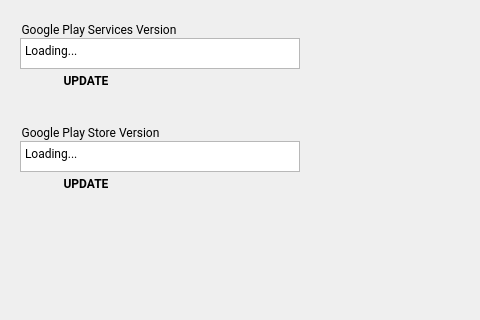
Before: the Qt Designer form android/android-emu/android/skin/qt/extended-pages/google-play-page.ui in aosp-mirror/platform_external_qemu, drawn with Qt 5; both pictures show x 0 to 480 and y 0 to 320 of the 622 by 580 pixel window.
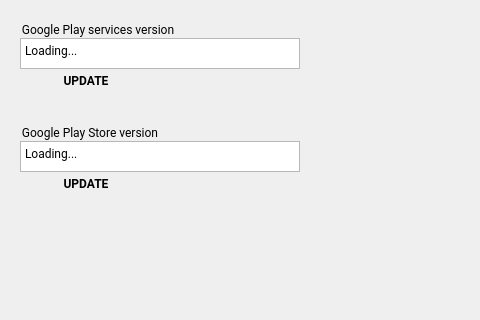
After: the same form once the commit is applied. Custom widgets are drawn as their Qt base class.

Commit message:
[UI] Adjust capitalization of Play Store and Play services
The official names are "Google Play Store" and "Google
Play services".

I also lower-cased "version".

Test: Manual

Diff of the .ui file:
```diff
--- a/android/android-emu/android/skin/qt/extended-pages/google-play-page.ui
+++ b/android/android-emu/android/skin/qt/extended-pages/google-play-page.ui
@@ -31,7 +31,7 @@
     <string notr="true">border: 0px;</string>
    </property>
    <property name="title">
-    <string>Google Play Services Version</string>
+    <string>Google Play services version</string>
    </property>
    <property name="ColorGroup" stdset="0">
     <string>Title</string>
@@ -123,7 +123,7 @@
     <string notr="true">border: 0px;</string>
    </property>
    <property name="title">
-    <string>Google Play Store Version</string>
+    <string>Google Play Store version</string>
    </property>
    <property name="ColorGroup" stdset="0">
     <string>Title</string>
```
